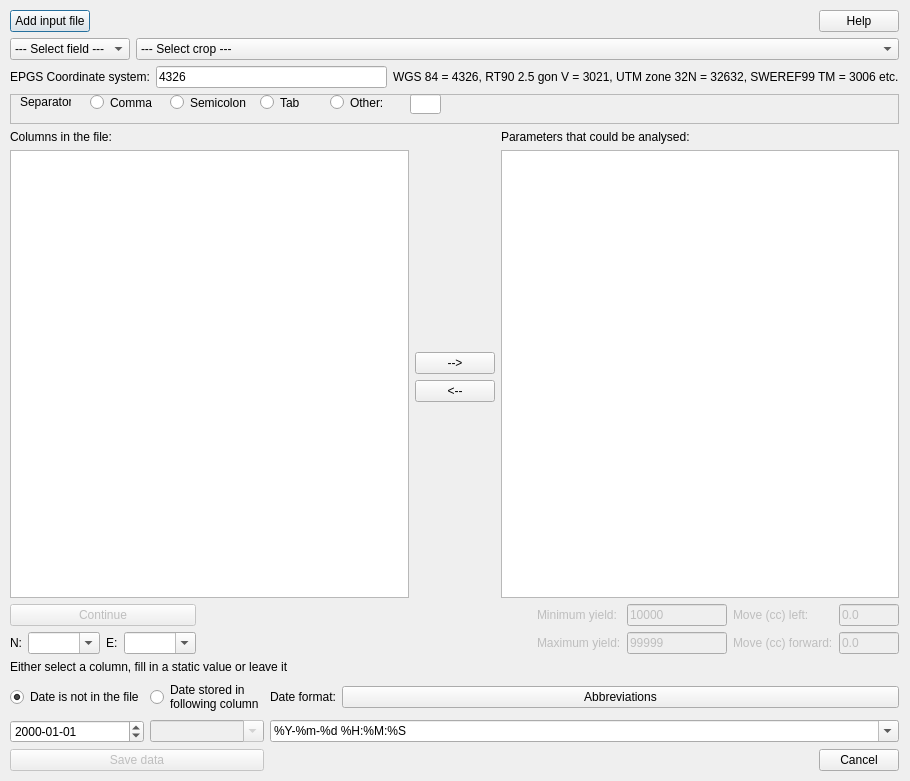
Above: widgets/import_text_dialog_base.ui from axelande/geodatafarm3 before the change. Below: the same form after it.
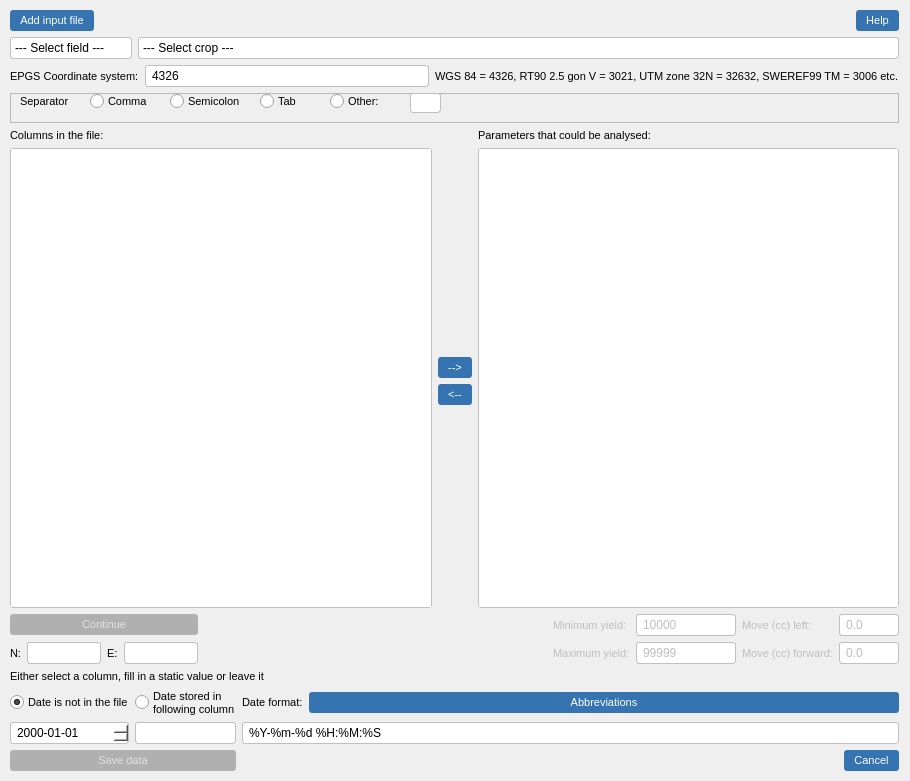
That is the form after the change.

```diff
--- a/widgets/import_text_dialog_base.ui
+++ b/widgets/import_text_dialog_base.ui
@@ -13,7 +13,150 @@
   <property name="windowTitle">
    <string>Add indata to the model</string>
   </property>
-  <widget class="QWidget" name="verticalLayoutWidget">
+  <property name="styleSheet"><string notr="true">
+/* === Global === */
+* {
+  font-family: "Segoe UI", sans-serif;
+  font-size: 9pt;
+}
+
+/* === Tab bars === */
+QTabWidget::pane {
+  border: 1px solid #c0c0c0;
+  border-radius: 3px;
+  background: #ffffff;
+}
+QTabBar::tab {
+  background: #f0f0f0;
+  border: 1px solid #c0c0c0;
+  border-bottom: none;
+  border-top-left-radius: 3px;
+  border-top-right-radius: 3px;
+  padding: 4px 10px;
+  margin-right: 1px;
+  font-size: 8pt;
+}
+QTabBar::tab:selected {
+  background: #ffffff;
+  border-bottom: 2px solid #3574b0;
+  font-weight: bold;
+}
+QTabBar::tab:hover:!selected {
+  background: #e4e4e4;
+}
+
+/* === Buttons === */
+QPushButton {
+  background-color: #3574b0;
+  color: white;
+  border: none;
+  border-radius: 3px;
+  padding: 4px 10px;
+  font-size: 8pt;
+}
+QPushButton:hover {
+  background-color: #2a5f8f;
+}
+QPushButton:pressed {
+  background-color: #1e4a6e;
+}
+QPushButton:disabled {
+  background-color: #b0b0b0;
+  color: #e0e0e0;
+}
+
+/* === Inputs === */
+QLineEdit, QPlainTextEdit, QTextEdit {
+  border: 1px solid #c0c0c0;
+  border-radius: 3px;
+  padding: 2px 4px;
+  background: #ffffff;
+}
+QLineEdit:focus, QPlainTextEdit:focus, QTextEdit:focus {
+  border: 1px solid #3574b0;
+}
+
+/* === Combo boxes === */
+QComboBox {
+  border: 1px solid #c0c0c0;
+  border-radius: 3px;
+  padding: 2px 4px;
+  background: #ffffff;
+}
+QComboBox:hover {
+  border: 1px solid #3574b0;
+}
+QComboBox::drop-down {
+  border: none;
+  width: 20px;
+}
+
+/* === Lists === */
+QListWidget {
+  border: 1px solid #c0c0c0;
+  border-radius: 3px;
+  background: #ffffff;
+}
+
+/* === Group boxes === */
+QGroupBox {
+  border: 1px solid #c0c0c0;
+  border-radius: 3px;
+  margin-top: 8px;
+  padding-top: 8px;
+  font-weight: bold;
+  font-size: 8pt;
+}
+QGroupBox::title {
+  subcontrol-origin: margin;
+  left: 8px;
+  padding: 0 3px;
+}
+
+/* === Radio &amp; Check === */
+QRadioButton, QCheckBox {
+  spacing: 4px;
+  font-size: 8pt;
+}
+
+/* === Labels === */
+QLabel {
+  font-size: 8pt;
+}
+
+/* === Calendar === */
+QCalendarWidget {
+  border: 1px solid #c0c0c0;
+  border-radius: 3px;
+}
+
+/* === Table === */
+QTableWidget, QTableView {
+  border: 1px solid #c0c0c0;
+  border-radius: 3px;
+  gridline-color: #e0e0e0;
+}
+QHeaderView::section {
+  background-color: #f0f0f0;
+  border: none;
+  border-bottom: 1px solid #c0c0c0;
+  border-right: 1px solid #e0e0e0;
+  padding: 3px 6px;
+  font-weight: bold;
+  font-size: 8pt;
+}
+
+/* === Spin boxes === */
+QSpinBox, QDoubleSpinBox, QDateEdit, QTimeEdit {
+  border: 1px solid #c0c0c0;
+  border-radius: 3px;
+  padding: 2px 4px;
+  background: #ffffff;
+}
+QSpinBox:focus, QDoubleSpinBox:focus, QDateEdit:focus, QTimeEdit:focus {
+  border: 1px solid #3574b0;
+}
+</string></property><widget class="QWidget" name="verticalLayoutWidget">
    <property name="geometry">
     <rect>
      <x>10</x>
```
Left out of the diff: 74 changed lines with no effect on the pictures.
